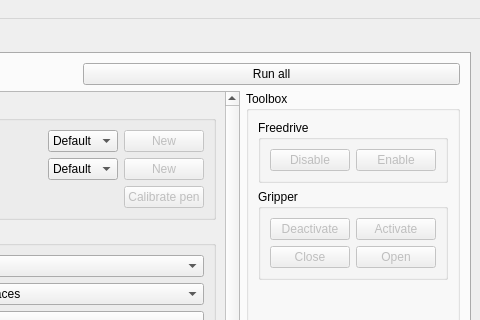
Before: the Qt Designer form ui/ui/main.ui in Toys-R-Us-Rex/Duckify, drawn with Qt 5; both pictures show x 320 to 800 and y 0 to 320 of the 800 by 600 pixel window.
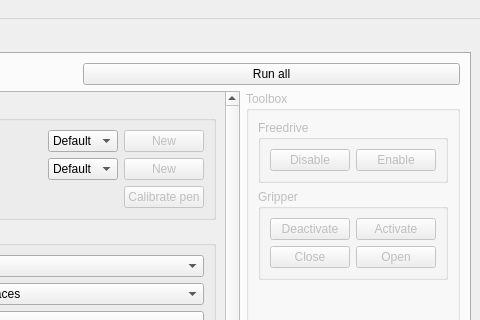
After: the same form once the commit is applied.

Commit message: fix(ui): make whole toolbox require robot connection

What changed in the file:
```diff
--- a/ui/ui/main.ui
+++ b/ui/ui/main.ui
@@ -840,6 +840,9 @@
            <layout class="QVBoxLayout" name="verticalLayout_11">
             <item>
              <widget class="QGroupBox" name="robotToolbox">
+              <property name="enabled">
+               <bool>false</bool>
+              </property>
               <property name="title">
                <string>Toolbox</string>
               </property>
```
Left out of the diff: 33 changed lines with no effect on the pictures.
